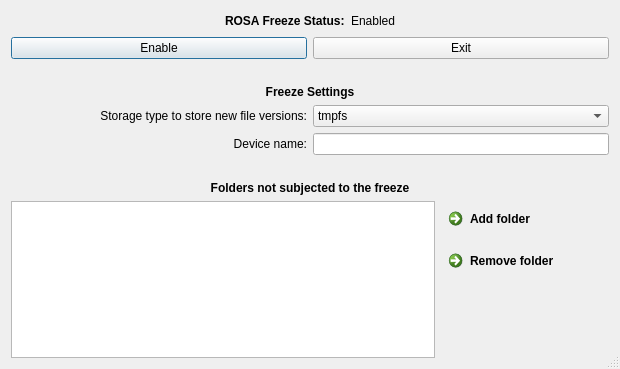
Above: rosa_freeze_ui/rfreeze.ui from dsilakov/rosa-freeze-ui before the change. Below: the same form after it.
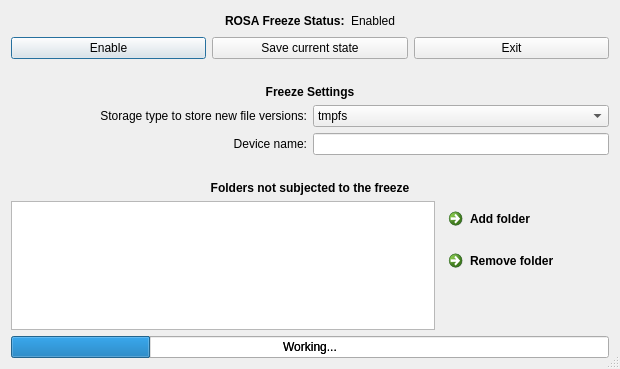
That is the form after the change. Icons and pictures are not drawn.

Commit message: Invoke rfreeze in separate threads, show busy indicator

What changed in the file:
```diff
--- a/rosa_freeze_ui/rfreeze.ui
+++ b/rosa_freeze_ui/rfreeze.ui
@@ -113,6 +113,13 @@
            </property>
           </widget>
          </item>
+         <item>
+          <widget class="QPushButton" name="btnMerge">
+           <property name="text">
+            <string>Save current state</string>
+           </property>
+          </widget>
+         </item>
          <item>
           <widget class="QPushButton" name="btnExit">
            <property name="text">
@@ -313,6 +320,33 @@
          </item>
         </layout>
        </item>
+       <item>
+        <layout class="QGridLayout" name="gridLayout_2">
+         <item row="0" column="0">
+          <widget class="QProgressBar" name="busyBar">
+           <property name="maximum">
+            <number>103</number>
+           </property>
+           <property name="value">
+            <number>24</number>
+           </property>
+           <property name="format">
+            <string>Working...</string>
+           </property>
+          </widget>
+         </item>
+         <item row="0" column="0">
+          <widget class="QLabel" name="busyLabel">
+           <property name="text">
+            <string>Working...</string>
+           </property>
+           <property name="alignment">
+            <set>Qt::AlignCenter</set>
+           </property>
+          </widget>
+         </item>
+        </layout>
+       </item>
       </layout>
      </item>
     </layout>
```
The commit also changes 4 other files.
